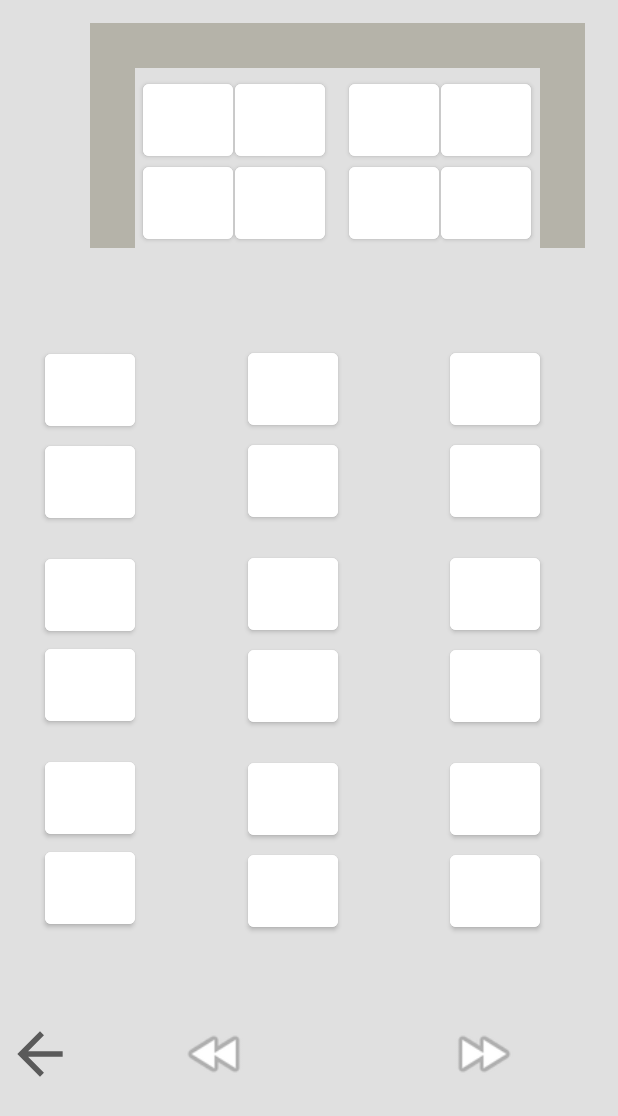
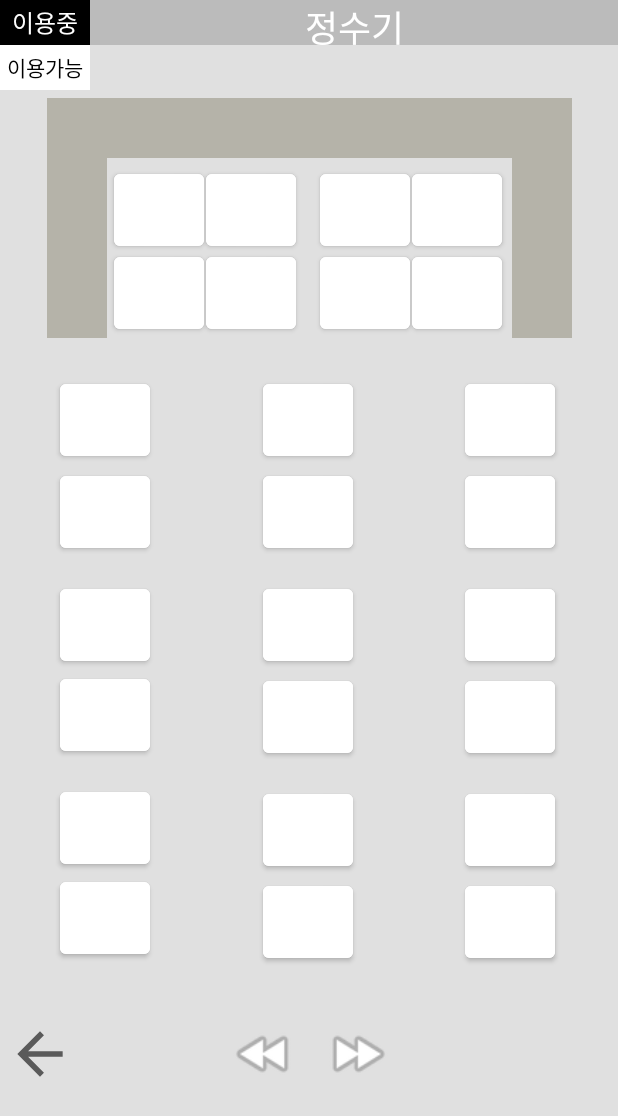
Before and after one commit to 5psy/EATSUN, an Android app: the layout sun_09_2.xml on its own in the app's theme, with its tools: preview values and no code run, on a phone screen of 412 x 824 dp. Shown: the top 1116 px of the screen. Run offline under Robolectric (Android 15) with nearby library versions, the phone set to English and light mode, and no system bars.

Commit message:
sun_09_3

```diff
--- a/app/src/main/res/layout/sun_09_2.xml
+++ b/app/src/main/res/layout/sun_09_2.xml
@@ -12,6 +12,52 @@
 
         <LinearLayout
             android:layout_width="match_parent"
+            android:layout_height="wrap_content"
+            android:orientation="vertical">
+
+            <TextView
+                android:id="@+id/textView95"
+                android:layout_width="60dp"
+                android:layout_height="30dp"
+                android:background="#000000"
+                android:fontFamily="@font/malgunbd"
+                android:gravity="center"
+                android:text="이용중"
+                android:textColor="#FFFFFF"
+                android:textSize="16sp" />
+
+            <TextView
+                android:id="@+id/textView96"
+                android:layout_width="60dp"
+                android:layout_height="30dp"
+                android:background="#FFFFFF"
+                android:fontFamily="@font/malgunbd"
+                android:gravity="center"
+                android:text="이용가능"
+                android:textColor="#000000"
+                android:textSize="14sp" />
+        </LinearLayout>
+
+        <LinearLayout
+            android:layout_width="match_parent"
+            android:layout_height="wrap_content"
+            android:orientation="vertical">
+
+            <TextView
+                android:id="@+id/foodgarbage2"
+                android:layout_width="match_parent"
+                android:layout_height="30dp"
+                android:layout_marginLeft="60dp"
+                android:background="#CCB2B2B2"
+                android:fontFamily="@font/malgunbd"
+                android:gravity="center"
+                android:text="정수기"
+                android:textColor="#FFFFFF"
+                android:textSize="24sp" />
+        </LinearLayout>
+
+        <LinearLayout
+            android:layout_width="match_parent"
             android:layout_height="match_parent"
             android:orientation="vertical">
 
@@ -19,15 +65,15 @@
                 android:id="@+id/seat44"
                 android:layout_width="60dp"
                 android:layout_height="60dp"
-                android:layout_marginLeft="30dp"
-                android:layout_marginTop="230dp"
+                android:layout_marginLeft="40dp"
+                android:layout_marginTop="250dp"
                 android:backgroundTint="#FFFFFF" />
 
             <Button
                 android:id="@+id/seat45"
                 android:layout_width="60dp"
                 android:layout_height="60dp"
-                android:layout_marginLeft="30dp"
+                android:layout_marginLeft="40dp"
                 android:layout_marginTop="1dp"
                 android:backgroundTint="#FFFFFF" />
 
@@ -35,7 +81,7 @@
                 android:id="@+id/seat46"
                 android:layout_width="60dp"
                 android:layout_height="60dp"
-                android:layout_marginLeft="30dp"
+                android:layout_marginLeft="40dp"
                 android:layout_marginTop="15dp"
                 android:backgroundTint="#FFFFFF" />
 
@@ -43,14 +89,14 @@
                 android:id="@+id/seat47"
                 android:layout_width="60dp"
                 android:layout_height="60dp"
-                android:layout_marginLeft="30dp"
+                android:layout_marginLeft="40dp"
                 android:backgroundTint="#FFFFFF" />
 
             <Button
                 android:id="@+id/seat48"
                 android:layout_width="60dp"
                 android:layout_height="60dp"
-                android:layout_marginLeft="30dp"
+                android:layout_marginLeft="40dp"
                 android:layout_marginTop="15dp"
                 android:backgroundTint="#FFFFFF" />
 
@@ -58,7 +104,7 @@
                 android:id="@+id/seat49"
                 android:layout_width="60dp"
                 android:layout_height="60dp"
-                android:layout_marginLeft="30dp"
+                android:layout_marginLeft="40dp"
                 android:backgroundTint="#FFFFFF" />
         </LinearLayout>
 
@@ -71,8 +117,8 @@
                 android:id="@+id/seat36"
                 android:layout_width="60dp"
                 android:layout_height="60dp"
-                android:layout_marginLeft="95dp"
-                android:layout_marginTop="50dp"
+                android:layout_marginLeft="76dp"
+                android:layout_marginTop="110dp"
                 android:backgroundTint="#FFFFFF" />
 
             <Button
@@ -80,7 +126,7 @@
                 android:layout_width="60dp"
                 android:layout_height="60dp"
                 android:layout_marginLeft="1dp"
-                android:layout_marginTop="50dp"
+                android:layout_marginTop="110dp"
                 android:backgroundTint="#FFFFFF" />
 
             <Button
@@ -88,7 +134,7 @@
                 android:layout_width="60dp"
                 android:layout_height="60dp"
                 android:layout_marginLeft="16dp"
-                android:layout_marginTop="50dp"
+                android:layout_marginTop="110dp"
                 android:backgroundTint="#FFFFFF" />
 
             <Button
@@ -96,7 +142,7 @@
                 android:layout_width="60dp"
                 android:layout_height="60dp"
                 android:layout_marginLeft="1dp"
-                android:layout_marginTop="50dp"
+                android:layout_marginTop="110dp"
                 android:backgroundTint="#FFFFFF" />
         </LinearLayout>
 
@@ -109,8 +155,8 @@
                 android:id="@+id/seat37"
                 android:layout_width="60dp"
                 android:layout_height="60dp"
-                android:layout_marginLeft="95dp"
-                android:layout_marginTop="105dp"
+                android:layout_marginLeft="76dp"
+                android:layout_marginTop="165dp"
                 android:backgroundTint="#FFFFFF" />
 
             <Button
@@ -118,7 +164,7 @@
                 android:layout_width="60dp"
                 android:layout_height="60dp"
                 android:layout_marginLeft="1dp"
-                android:layout_marginTop="105dp"
+                android:layout_marginTop="165dp"
                 android:backgroundTint="#FFFFFF" />
 
             <Button
@@ -126,7 +172,7 @@
                 android:layout_width="60dp"
                 android:layout_height="60dp"
                 android:layout_marginLeft="16dp"
-                android:layout_marginTop="105dp"
+                android:layout_marginTop="165dp"
                 android:backgroundTint="#FFFFFF" />
 
             <Button
@@ -134,7 +180,7 @@
                 android:layout_width="60dp"
                 android:layout_height="60dp"
                 android:layout_marginLeft="1dp"
-                android:layout_marginTop="105dp"
+                android:layout_marginTop="165dp"
                 android:backgroundTint="#FFFFFF" />
         </LinearLayout>
 
@@ -147,15 +193,15 @@
                 android:id="@+id/seat38"
                 android:layout_width="60dp"
                 android:layout_height="60dp"
-                android:layout_marginLeft="165dp"
-                android:layout_marginTop="229dp"
+                android:layout_marginLeft="175dp"
+                android:layout_marginTop="250dp"
                 android:backgroundTint="#FFFFFF" />
 
             <Button
                 android:id="@+id/seat39"
                 android:layout_width="60dp"
                 android:layout_height="60dp"
-                android:layout_marginLeft="165dp"
+                android:layout_marginLeft="175dp"
                 android:layout_marginTop="1dp"
                 android:backgroundTint="#FFFFFF" />
 
@@ -163,7 +209,7 @@
                 android:id="@+id/seat40"
                 android:layout_width="60dp"
                 android:layout_height="60dp"
-                android:layout_marginLeft="165dp"
+                android:layout_marginLeft="175dp"
                 android:layout_marginTop="15dp"
                 android:backgroundTint="#FFFFFF" />
 
@@ -171,7 +217,7 @@
                 android:id="@+id/seat41"
                 android:layout_width="60dp"
                 android:layout_height="60dp"
-                android:layout_marginLeft="165dp"
+                android:layout_marginLeft="175dp"
                 android:layout_marginTop="1dp"
                 android:backgroundTint="#FFFFFF" />
 
@@ -179,7 +225,7 @@
                 android:id="@+id/seat42"
                 android:layout_width="60dp"
                 android:layout_height="60dp"
-                android:layout_marginLeft="165dp"
+                android:layout_marginLeft="175dp"
                 android:layout_marginTop="15dp"
                 android:backgroundTint="#FFFFFF" />
 
@@ -187,7 +233,7 @@
                 android:id="@+id/seat43"
                 android:layout_width="60dp"
                 android:layout_height="60dp"
-                android:layout_marginLeft="165dp"
+                android:layout_marginLeft="175dp"
                 android:layout_marginTop="1dp"
                 android:backgroundTint="#FFFFFF" />
         </LinearLayout>
@@ -201,15 +247,15 @@
                 android:id="@+id/seat28"
                 android:layout_width="60dp"
                 android:layout_height="60dp"
-                android:layout_marginLeft="300dp"
-                android:layout_marginTop="229dp"
+                android:layout_marginLeft="310dp"
+                android:layout_marginTop="250dp"
                 android:backgroundTint="#FFFFFF" />
 
             <Button
                 android:id="@+id/seat29"
                 android:layout_width="60dp"
                 android:layout_height="60dp"
-                android:layout_marginLeft="300dp"
+                android:layout_marginLeft="310dp"
                 android:layout_marginTop="1dp"
                 android:backgroundTint="#FFFFFF" />
 
@@ -217,7 +263,7 @@
                 android:id="@+id/seat30"
                 android:layout_width="60dp"
                 android:layout_height="60dp"
-                android:layout_marginLeft="300dp"
+                android:layout_marginLeft="310dp"
                 android:layout_marginTop="15dp"
                 android:backgroundTint="#FFFFFF" />
 
@@ -225,7 +271,7 @@
                 android:id="@+id/seat31"
                 android:layout_width="60dp"
                 android:layout_height="60dp"
-                android:layout_marginLeft="300dp"
+                android:layout_marginLeft="310dp"
                 android:layout_marginTop="1dp"
                 android:backgroundTint="#FFFFFF" />
 
@@ -233,7 +279,7 @@
                 android:id="@+id/seat32"
                 android:layout_width="60dp"
                 android:layout_height="60dp"
-                android:layout_marginLeft="300dp"
+                android:layout_marginLeft="310dp"
                 android:layout_marginTop="15dp"
                 android:backgroundTint="#FFFFFF" />
 
@@ -241,7 +287,7 @@
                 android:id="@+id/seat33"
                 android:layout_width="60dp"
                 android:layout_height="60dp"
-                android:layout_marginLeft="300dp"
+                android:layout_marginLeft="310dp"
                 android:layout_marginTop="1dp"
                 android:backgroundTint="#FFFFFF" />
         </LinearLayout>
@@ -253,10 +299,10 @@
 
             <TextView
                 android:id="@+id/partition4"
-                android:layout_width="330dp"
-                android:layout_height="30dp"
-                android:layout_marginLeft="60dp"
-                android:layout_marginTop="15dp"
+                android:layout_width="350dp"
+                android:layout_height="40dp"
+                android:layout_marginLeft="31dp"
+                android:layout_marginTop="65dp"
                 android:background="#B5B3A9" />
 
         </LinearLayout>
@@ -268,18 +314,18 @@
 
             <TextView
                 android:id="@+id/partition5"
-                android:layout_width="30dp"
+                android:layout_width="40dp"
                 android:layout_height="120dp"
-                android:layout_marginLeft="60dp"
-                android:layout_marginTop="45dp"
+                android:layout_marginLeft="31dp"
+                android:layout_marginTop="105dp"
                 android:background="#B5B3A9" />
 
             <TextView
                 android:id="@+id/partition6"
-                android:layout_width="30dp"
+                android:layout_width="40dp"
                 android:layout_height="120dp"
                 android:layout_marginLeft="270dp"
-                android:layout_marginTop="45dp"
+                android:layout_marginTop="105dp"
                 android:background="#B5B3A9" />
         </LinearLayout>
 
@@ -297,18 +343,20 @@
 
             <ImageView
                 android:id="@+id/left1"
-                android:layout_width="wrap_content"
+                android:layout_width="53dp"
                 android:layout_height="45dp"
+                android:layout_marginLeft="95dp"
                 android:layout_marginTop="680dp"
-                android:layout_weight="1"
+                android:layout_weight="0"
                 app:srcCompat="@android:drawable/ic_media_rew" />
 
             <ImageView
                 android:id="@+id/right1"
-                android:layout_width="wrap_content"
+                android:layout_width="53dp"
                 android:layout_height="45dp"
+                android:layout_marginLeft="10dp"
                 android:layout_marginTop="680dp"
-                android:layout_weight="1"
+                android:layout_weight="0"
                 app:srcCompat="@android:drawable/ic_media_ff" />
         </LinearLayout>
 
```
Also changed, not shown: app/src/main/res/layout/sun_09_3.xml (renamed from app/src/main/res/layout/sun_09_1.xml).
